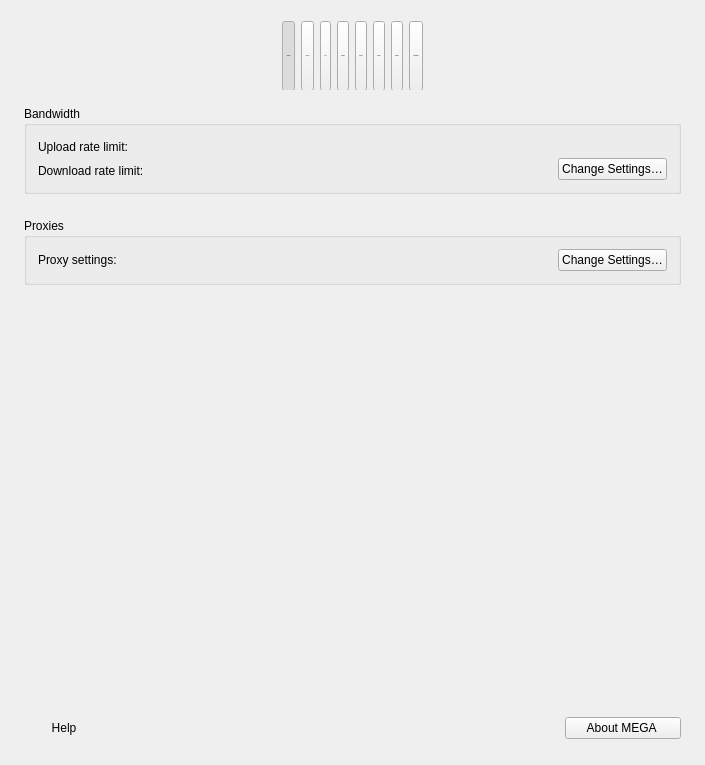
Above: src/MEGASync/gui/ui/SettingsDialog.ui from rl-mega/MEGAsync before the change. Below: the same form after it.
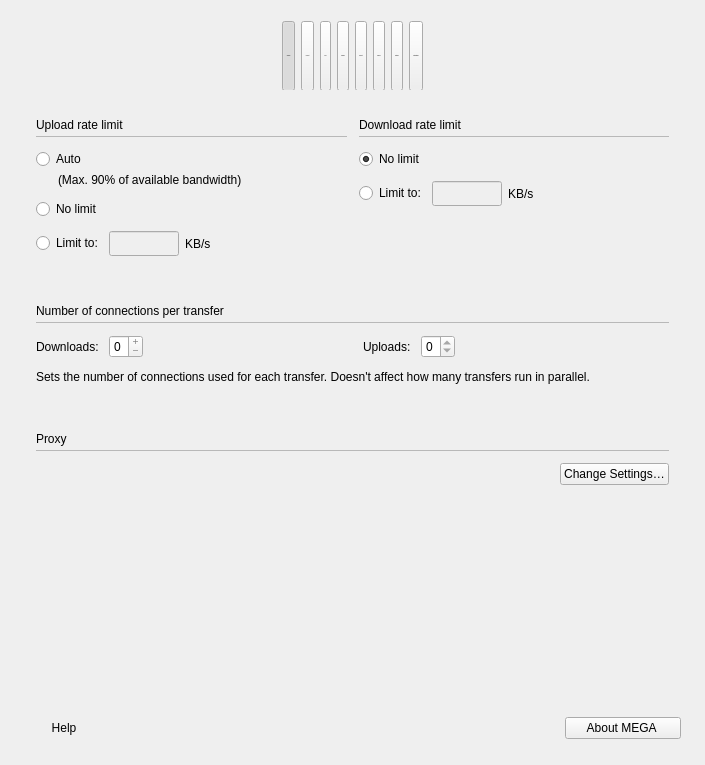
That is the form after the change. The open tabs and pages were chosen to show the change. Icons and pictures are not drawn. Custom widgets are drawn as their Qt base class.

Commit message: Start network tab

The edit to the form file:
```diff
--- a/src/MEGASync/gui/ui/SettingsDialog.ui
+++ b/src/MEGASync/gui/ui/SettingsDialog.ui
@@ -2871,7 +2871,7 @@
       <property name="focusPolicy">
        <enum>Qt::WheelFocus</enum>
       </property>
-      <layout class="QVBoxLayout" name="verticalLayout_10" stretch="0,0,1">
+      <layout class="QVBoxLayout" name="verticalLayout_10" stretch="0,0,0,1">
        <property name="spacing">
         <number>24</number>
        </property>
@@ -2888,54 +2888,249 @@
         <number>0</number>
        </property>
        <item>
-        <widget class="QGroupBox" name="gBandwidthSettings">
+        <layout class="QHBoxLayout" name="hRateLimitsRow" stretch="1,1">
+         <property name="spacing">
+          <number>12</number>
+         </property>
+         <property name="leftMargin">
+          <number>12</number>
+         </property>
+         <property name="topMargin">
+          <number>12</number>
+         </property>
+         <property name="rightMargin">
+          <number>12</number>
+         </property>
+         <property name="bottomMargin">
+          <number>12</number>
+         </property>
+         <item>
+          <layout class="QVBoxLayout" name="vUploadRateSection">
+           <property name="spacing">
+            <number>12</number>
+           </property>
+           <item>
+            <layout class="QVBoxLayout" name="vUploadRateTitleLine">
+             <property name="spacing">
+              <number>4</number>
+             </property>
+             <item>
+              <widget class="QLabel" name="lUploadRateLimitTitle">
+               <property name="text">
+                <string>Upload rate limit</string>
+               </property>
+               <property name="font-size" stdset="0">
+                <string notr="true">caption</string>
+               </property>
+               <property name="semibold" stdset="0">
+                <bool>true</bool>
+               </property>
+              </widget>
+             </item>
+             <item>
+              <widget class="QFrame" name="fUploadRateLine">
          <property name="minimumSize">
           <size>
            <width>0</width>
-           <height>88</height>
-          </size>
-         </property>
-         <property name="title">
-          <string>Bandwidth</string>
-         </property>
-         <property name="type" stdset="0">
-          <string notr="true">mega</string>
-         </property>
-         <layout class="QHBoxLayout" name="horizontalLayout_24">
+                 <height>1</height>
+                </size>
+               </property>
+               <property name="maximumSize">
+                <size>
+                 <width>16777215</width>
+                 <height>1</height>
+                </size>
+               </property>
+               <property name="frameShape">
+                <enum>QFrame::StyledPanel</enum>
+               </property>
+               <property name="frameShadow">
+                <enum>QFrame::Raised</enum>
+               </property>
+              </widget>
+             </item>
+            </layout>
+           </item>
           <item>
-           <layout class="QVBoxLayout" name="verticalLayout_8">
+            <layout class="QVBoxLayout" name="vUploadRateChoices">
+             <property name="spacing">
+              <number>12</number>
+             </property>
+             <property name="leftMargin">
+              <number>0</number>
+             </property>
+             <property name="topMargin">
+              <number>0</number>
+             </property>
+             <property name="rightMargin">
+              <number>0</number>
+             </property>
+             <property name="bottomMargin">
+              <number>0</number>
+             </property>
             <item>
-             <layout class="QHBoxLayout" name="horizontalLayout_20">
+              <layout class="QVBoxLayout" name="vUploadAutoGroup">
+               <property name="spacing">
+                <number>4</number>
+               </property>
+               <property name="leftMargin">
+                <number>0</number>
+               </property>
+               <property name="topMargin">
+                <number>0</number>
+               </property>
+               <property name="rightMargin">
+                <number>0</number>
+               </property>
+               <property name="bottomMargin">
+                <number>0</number>
+               </property>
               <item>
-               <widget class="QLabel" name="lUploadRateLimitText">
+                <widget class="QRadioButton" name="rUploadAutoLimit">
+                 <property name="cursor">
+                  <cursorShape>PointingHandCursor</cursorShape>
+                 </property>
                 <property name="text">
-                 <string>Upload rate limit:</string>
-                </property>
+                  <string>Auto</string>
+                 </property>
+                 <property name="checked">
+                  <bool>true</bool>
+                 </property>
+                 <property name="font-size" stdset="0">
+                  <string notr="true">body-2</string>
+                 </property>
+                 <property name="semibold" stdset="0">
+                  <bool>true</bool>
+                 </property>
                </widget>
               </item>
               <item>
-               <widget class="QLabel" name="lUploadRateLimit"/>
-              </item>
-             </layout>
-            </item>
+                <layout class="QHBoxLayout" name="hUploadAutoNote">
+                 <property name="leftMargin">
+                  <number>0</number>
+                 </property>
+                 <property name="topMargin">
+                  <number>0</number>
+                 </property>
+                 <property name="rightMargin">
+                  <number>0</number>
+                 </property>
+                 <property name="bottomMargin">
+                  <number>0</number>
+                 </property>
+                 <item>
+                  <spacer name="sUploadAutoIndent">
+                   <property name="orientation">
+                    <enum>Qt::Horizontal</enum>
+                   </property>
+                   <property name="sizeType">
+                    <enum>QSizePolicy::Maximum</enum>
+                   </property>
+                   <property name="sizeHint" stdset="0">
+                    <size>
+                     <width>22</width>
+                     <height>14</height>
+                    </size>
+                   </property>
+                  </spacer>
+                 </item>
+                 <item>
+                  <widget class="QLabel" name="lUploadAutoNote">
+                   <property name="text">
+                    <string>(Max. 90% of available bandwidth)</string>
+                   </property>
+                   <property name="font-size" stdset="0">
+                    <string notr="true">body-2</string>
+                   </property>
+                   <property name="regular" stdset="0">
+                    <bool>true</bool>
+                   </property>
+                  </widget>
+                 </item>
+                </layout>
+               </item>
+              </layout>
+             </item>
             <item>
-             <layout class="QHBoxLayout" name="horizontalLayout_22">
+              <widget class="QRadioButton" name="rUploadNoLimit">
+               <property name="cursor">
+                <cursorShape>PointingHandCursor</cursorShape>
+               </property>
+               <property name="text">
+                <string>No limit</string>
+               </property>
+               <property name="font-size" stdset="0">
+                <string notr="true">body-2</string>
+               </property>
+               <property name="semibold" stdset="0">
+                <bool>true</bool>
+               </property>
+              </widget>
+             </item>
               <item>
-               <widget class="QLabel" name="lDownloadRateLimitText">
+              <layout class="QHBoxLayout" name="hUploadLimitRow">
+               <property name="leftMargin">
+                <number>0</number>
+               </property>
+               <property name="topMargin">
+                <number>0</number>
+               </property>
+               <property name="rightMargin">
+                <number>0</number>
+               </property>
+               <property name="bottomMargin">
+                <number>0</number>
+               </property>
+               <item>
+                <widget class="QRadioButton" name="rUploadLimit">
+                 <property name="cursor">
+                  <cursorShape>PointingHandCursor</cursorShape>
+                 </property>
                 <property name="text">
-                 <string>Download rate limit:</string>
-                </property>
+                  <string>Limit to:</string>
+                 </property>
+                 <property name="font-size" stdset="0">
+                  <string notr="true">body-2</string>
+                 </property>
+                 <property name="semibold" stdset="0">
+                  <bool>true</bool>
+                 </property>
                </widget>
               </item>
               <item>
-               <widget class="QLabel" name="lDownloadRateLimit"/>
-              </item>
-             </layout>
-            </item>
-           </layout>
-          </item>
+                <widget class="QLineEdit" name="eUploadLimit">
+                 <property name="enabled">
+                  <bool>false</bool>
+                 </property>
+                 <property name="minimumSize">
+                  <size>
+                   <width>70</width>
+                   <height>25</height>
+                  </size>
+                 </property>
+                 <property name="maximumSize">
+                  <size>
+                   <width>70</width>
+                   <height>25</height>
+                  </size>
+                 </property>
+                 <property name="alignment">
+                  <set>Qt::AlignRight|Qt::AlignTrailing|Qt::AlignVCenter</set>
+                 </property>
+                 <property name="type" stdset="0">
+                  <string notr="true">mega</string>
+                 </property>
+                </widget>
+               </item>
+               <item>
+                <widget class="QLabel" name="lUploadLimitUnit">
+                 <property name="text">
+                  <string>KB/s</string>
+                 </property>
+                </widget>
+               </item>
           <item>
-           <spacer name="horizontalSpacer_18">
+                <spacer name="sUploadLimitTrail">
             <property name="orientation">
              <enum>Qt::Horizontal</enum>
             </property>
@@ -2947,10 +3142,12 @@
             </property>
            </spacer>
           </item>
+              </layout>
+             </item>
+            </layout>
+           </item>
           <item>
-           <layout class="QVBoxLayout" name="verticalLayout_22">
-            <item>
-             <spacer name="verticalSpacer_12">
+            <spacer name="sUploadRateBottom">
               <property name="orientation">
                <enum>Qt::Vertical</enum>
               </property>
@@ -2962,75 +3159,448 @@
               </property>
              </spacer>
             </item>
+          </layout>
+         </item>
             <item>
-             <widget class="QPushButton" name="bOpenBandwidthSettings">
-              <property name="sizePolicy">
-               <sizepolicy hsizetype="Preferred" vsizetype="Fixed">
-                <horstretch>0</horstretch>
-                <verstretch>0</verstretch>
-               </sizepolicy>
-              </property>
+          <layout class="QVBoxLayout" name="vDownloadRateSection">
+           <property name="spacing">
+            <number>12</number>
+           </property>
+           <item>
+            <layout class="QVBoxLayout" name="vDownloadRateTitleLine">
+             <property name="spacing">
+              <number>4</number>
+             </property>
+             <item>
+              <widget class="QLabel" name="lDownloadRateLimitTitle">
+               <property name="text">
+                <string>Download rate limit</string>
+               </property>
+               <property name="font-size" stdset="0">
+                <string notr="true">caption</string>
+               </property>
+               <property name="semibold" stdset="0">
+                <bool>true</bool>
+               </property>
+              </widget>
+             </item>
+             <item>
+              <widget class="QFrame" name="fDownloadRateLine">
               <property name="minimumSize">
                <size>
                 <width>0</width>
-                <height>0</height>
+                 <height>1</height>
                </size>
               </property>
               <property name="maximumSize">
                <size>
                 <width>16777215</width>
-                <height>16777215</height>
-               </size>
-              </property>
+                 <height>1</height>
+                </size>
+               </property>
+               <property name="frameShape">
+                <enum>QFrame::StyledPanel</enum>
+               </property>
+               <property name="frameShadow">
+                <enum>QFrame::Raised</enum>
+               </property>
+              </widget>
+             </item>
+            </layout>
+           </item>
+           <item>
+            <layout class="QVBoxLayout" name="vDownloadRateChoices">
+             <property name="spacing">
+              <number>12</number>
+             </property>
+             <property name="leftMargin">
+              <number>0</number>
+             </property>
+             <property name="topMargin">
+              <number>0</number>
+             </property>
+             <property name="rightMargin">
+              <number>0</number>
+             </property>
+             <property name="bottomMargin">
+              <number>0</number>
+             </property>
+             <item>
+              <widget class="QRadioButton" name="rDownloadNoLimit">
               <property name="cursor">
                <cursorShape>PointingHandCursor</cursorShape>
               </property>
               <property name="text">
-               <string>Change Settings…</string>
-              </property>
-              <property name="autoDefault">
+                <string>No limit</string>
+               </property>
+               <property name="checked">
+                <bool>true</bool>
+               </property>
+               <property name="font-size" stdset="0">
+                <string notr="true">body-2</string>
+               </property>
+               <property name="semibold" stdset="0">
+                <bool>true</bool>
+               </property>
+              </widget>
+             </item>
+             <item>
+              <layout class="QHBoxLayout" name="hDownloadLimitRow">
+               <property name="leftMargin">
+                <number>0</number>
+               </property>
+               <property name="topMargin">
+                <number>0</number>
+               </property>
+               <property name="rightMargin">
+                <number>0</number>
+               </property>
+               <property name="bottomMargin">
+                <number>0</number>
+               </property>
+               <item>
+                <widget class="QRadioButton" name="rDownloadLimit">
+                 <property name="cursor">
+                  <cursorShape>PointingHandCursor</cursorShape>
+                 </property>
+                 <property name="text">
+                  <string>Limit to:</string>
+                 </property>
+                 <property name="font-size" stdset="0">
+                  <string notr="true">body-2</string>
+                 </property>
+                 <property name="semibold" stdset="0">
+                  <bool>true</bool>
+                 </property>
+                </widget>
+               </item>
+               <item>
+                <widget class="QLineEdit" name="eDownloadLimit">
+                 <property name="enabled">
                <bool>false</bool>
               </property>
+                 <property name="minimumSize">
+                  <size>
+                   <width>70</width>
+                   <height>25</height>
+                  </size>
+                 </property>
+                 <property name="maximumSize">
+                  <size>
+                   <width>70</width>
+                   <height>25</height>
+                  </size>
+                 </property>
+                 <property name="alignment">
+                  <set>Qt::AlignRight|Qt::AlignTrailing|Qt::AlignVCenter</set>
+                 </property>
               <property name="type" stdset="0">
-               <string notr="true">secondary</string>
-              </property>
-              <property name="dimension" stdset="0">
-               <string notr="true">small</string>
-              </property>
-             </widget>
-            </item>
+                  <string notr="true">mega</string>
+                 </property>
+                </widget>
+               </item>
+               <item>
+                <widget class="QLabel" name="lDownloadLimitUnit">
+                 <property name="text">
+                  <string>KB/s</string>
+                 </property>
+                 <property name="font-size" stdset="0">
+                  <string notr="true">body-2</string>
+                 </property>
+                 <property name="semibold" stdset="0">
+                  <bool>true</bool>
+                 </property>
+                </widget>
+               </item>
+               <item>
+                <spacer name="sDownloadLimitTrail">
+                 <property name="orientation">
+                  <enum>Qt::Horizontal</enum>
+                 </property>
+                 <property name="sizeHint" stdset="0">
+                  <size>
+                   <width>40</width>
+                   <height>20</height>
+                  </size>
+                 </property>
+                </spacer>
+               </item>
            </layout>
           </item>
          </layout>
+           </item>
+           <item>
+            <spacer name="sDownloadRateBottom">
+             <property name="orientation">
+              <enum>Qt::Vertical</enum>
+             </property>
+             <property name="sizeHint" stdset="0">
+              <size>
+               <width>20</width>
+               <height>0</height>
+              </size>
+             </property>
+            </spacer>
+           </item>
+          </layout>
+         </item>
+        </layout>
+       </item>
+       <item>
+        <layout class="QVBoxLayout" name="vConnectionsSection">
+         <property name="spacing">
+          <number>12</number>
+         </property>
+         <property name="leftMargin">
+          <number>12</number>
+         </property>
+         <property name="topMargin">
+          <number>12</number>
+         </property>
+         <property name="rightMargin">
+          <number>12</number>
+         </property>
+         <property name="bottomMargin">
+          <number>12</number>
+         </property>
+         <item>
+          <layout class="QVBoxLayout" name="vConnectionsTitleLine">
+           <property name="spacing">
+            <number>4</number>
+           </property>
+           <item>
+            <widget class="QLabel" name="lConnectionsTitle">
+             <property name="text">
+              <string>Number of connections per transfer</string>
+             </property>
+             <property name="font-size" stdset="0">
+              <string notr="true">caption</string>
+             </property>
+             <property name="semibold" stdset="0">
+              <bool>true</bool>
+             </property>
         </widget>
        </item>
        <item>
-        <widget class="QGroupBox" name="gProxySettings">
+            <widget class="QFrame" name="fConnectionsLine">
          <property name="minimumSize">
           <size>
            <width>0</width>
-           <height>64</height>
-          </size>
-         </property>
-         <property name="title">
-          <string>Proxies</string>
-         </property>
-         <property name="type" stdset="0">
-          <string notr="true">mega</string>
-         </property>
-         <layout class="QHBoxLayout" name="horizontalLayout_19">
+               <height>1</height>
+              </size>
+             </property>
+             <property name="maximumSize">
+              <size>
+               <width>16777215</width>
+               <height>1</height>
+              </size>
+             </property>
+             <property name="frameShape">
+              <enum>QFrame::StyledPanel</enum>
+             </property>
+             <property name="frameShadow">
+              <enum>QFrame::Raised</enum>
+             </property>
+            </widget>
+           </item>
+          </layout>
+         </item>
           <item>
-           <widget class="QLabel" name="lProxySettingsText">
+          <layout class="QHBoxLayout" name="hConnectionsRow" stretch="0,1,0,1">
+           <property name="spacing">
+            <number>6</number>
+           </property>
+           <item>
+            <layout class="QHBoxLayout" name="hDownloadConnLayout">
+             <property name="spacing">
+              <number>10</number>
+             </property>
+             <item>
+              <widget class="QLabel" name="lDownloadConnections">
             <property name="text">
-             <string>Proxy settings:</string>
-            </property>
+                <string>Downloads:</string>
+               </property>
+               <property name="font-size" stdset="0">
+                <string notr="true">body-2</string>
+               </property>
+               <property name="semibold" stdset="0">
+                <bool>true</bool>
+               </property>
            </widget>
           </item>
           <item>
-           <widget class="QLabel" name="lProxySettings"/>
-          </item>
+              <widget class="QSpinBox" name="eMaxDownloadConnections">
+               <property name="cursor">
+                <cursorShape>PointingHandCursor</cursorShape>
+               </property>
+               <property name="buttonSymbols">
+                <enum>QAbstractSpinBox::PlusMinus</enum>
+               </property>
+               <property name="minimum">
+                <number>0</number>
+               </property>
+               <property name="maximum">
+                <number>0</number>
+               </property>
+              </widget>
+             </item>
+            </layout>
+           </item>
           <item>
-           <spacer name="horizontalSpacer_4">
+            <spacer name="sConnectionsMid">
+             <property name="orientation">
+              <enum>Qt::Horizontal</enum>
+             </property>
+             <property name="sizeHint" stdset="0">
+              <size>
+               <width>40</width>
+               <height>20</height>
+              </size>
+             </property>
+            </spacer>
+           </item>
+           <item>
+            <layout class="QHBoxLayout" name="hUploadConnLayout">
+             <property name="spacing">
+              <number>10</number>
+             </property>
+             <item>
+              <widget class="QLabel" name="lUploadConnections">
+               <property name="text">
+                <string>Uploads:</string>
+               </property>
+               <property name="font-size" stdset="0">
+                <string notr="true">body-2</string>
+               </property>
+               <property name="semibold" stdset="0">
+                <bool>true</bool>
+               </property>
+              </widget>
+             </item>
+             <item>
+              <widget class="QSpinBox" name="eMaxUploadConnections">
+               <property name="cursor">
+                <cursorShape>PointingHandCursor</cursorShape>
+               </property>
+               <property name="buttonSymbols">
+                <enum>QAbstractSpinBox::UpDownArrows</enum>
+               </property>
+               <property name="minimum">
+                <number>0</number>
+               </property>
+               <property name="maximum">
+                <number>0</number>
+               </property>
+              </widget>
+             </item>
+            </layout>
+           </item>
+           <item>
+            <spacer name="sConnectionsTrail">
+             <property name="orientation">
+              <enum>Qt::Horizontal</enum>
+             </property>
+             <property name="sizeHint" stdset="0">
+              <size>
+               <width>40</width>
+               <height>20</height>
+              </size>
+             </property>
+            </spacer>
+           </item>
+          </layout>
+         </item>
+         <item>
+          <widget class="QLabel" name="lConnectionsDescription">
+           <property name="text">
+            <string>Sets the number of connections used for each transfer. Doesn't affect how many transfers run in parallel.</string>
+           </property>
+           <property name="wordWrap">
+            <bool>true</bool>
+           </property>
+           <property name="font-size" stdset="0">
+            <string notr="true">body-2</string>
+           </property>
+           <property name="regular" stdset="0">
+            <bool>true</bool>
+           </property>
+          </widget>
+         </item>
+        </layout>
+       </item>
+       <item>
+        <layout class="QVBoxLayout" name="vProxySection">
+         <property name="spacing">
+          <number>12</number>
+         </property>
+         <property name="leftMargin">
+          <number>12</number>
+         </property>
+         <property name="topMargin">
+          <number>12</number>
+         </property>
+         <property name="rightMargin">
+          <number>12</number>
+         </property>
+         <property name="bottomMargin">
+          <number>12</number>
+         </property>
+         <item>
+          <layout class="QVBoxLayout" name="vProxyTitleLine">
+           <property name="spacing">
+            <number>4</number>
+           </property>
+           <item>
+            <widget class="QLabel" name="lProxyTitle">
+             <property name="text">
+              <string>Proxy</string>
+             </property>
+             <property name="font-size" stdset="0">
+              <string notr="true">caption</string>
+             </property>
+             <property name="semibold" stdset="0">
+              <bool>true</bool>
+             </property>
+            </widget>
+           </item>
+           <item>
+            <widget class="QFrame" name="fProxyLine">
+             <property name="minimumSize">
+              <size>
+               <width>0</width>
+               <height>1</height>
+              </size>
+             </property>
+             <property name="maximumSize">
+              <size>
+               <width>16777215</width>
+               <height>1</height>
+              </size>
+             </property>
+             <property name="frameShape">
+              <enum>QFrame::StyledPanel</enum>
+             </property>
+             <property name="frameShadow">
+              <enum>QFrame::Raised</enum>
+             </property>
+            </widget>
+           </item>
+          </layout>
+         </item>
+         <item>
+          <layout class="QHBoxLayout" name="hProxyRow">
+           <item>
+            <widget class="QLabel" name="lProxySettings">
+             <property name="font-size" stdset="0">
+              <string notr="true">body-2</string>
+             </property>
+             <property name="semibold" stdset="0">
+              <bool>true</bool>
+             </property>
+            </widget>
+           </item>
+           <item>
+            <spacer name="sProxyTrail">
             <property name="orientation">
              <enum>Qt::Horizontal</enum>
             </property>
@@ -3050,12 +3620,6 @@
               <verstretch>0</verstretch>
              </sizepolicy>
             </property>
-            <property name="maximumSize">
-             <size>
-              <width>16777215</width>
-              <height>16777215</height>
-             </size>
-            </property>
             <property name="cursor">
              <cursorShape>PointingHandCursor</cursorShape>
             </property>
@@ -3074,7 +3638,8 @@
            </widget>
           </item>
          </layout>
-        </widget>
+         </item>
+        </layout>
        </item>
        <item>
         <spacer name="verticalSpacer">
```
Lines whose indentation alone changed are shown as unchanged. The commit also changes 2 other files.
